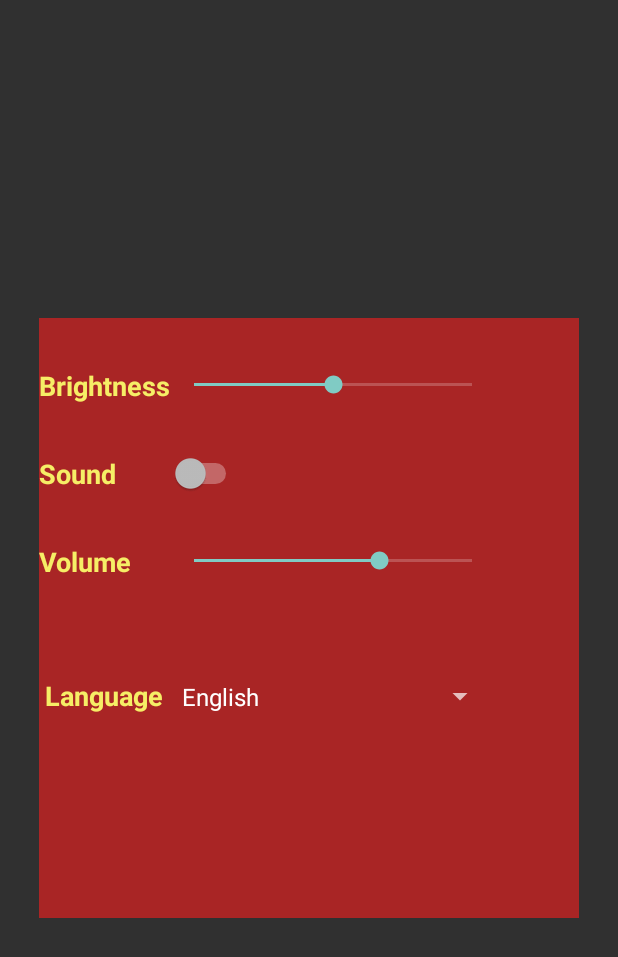
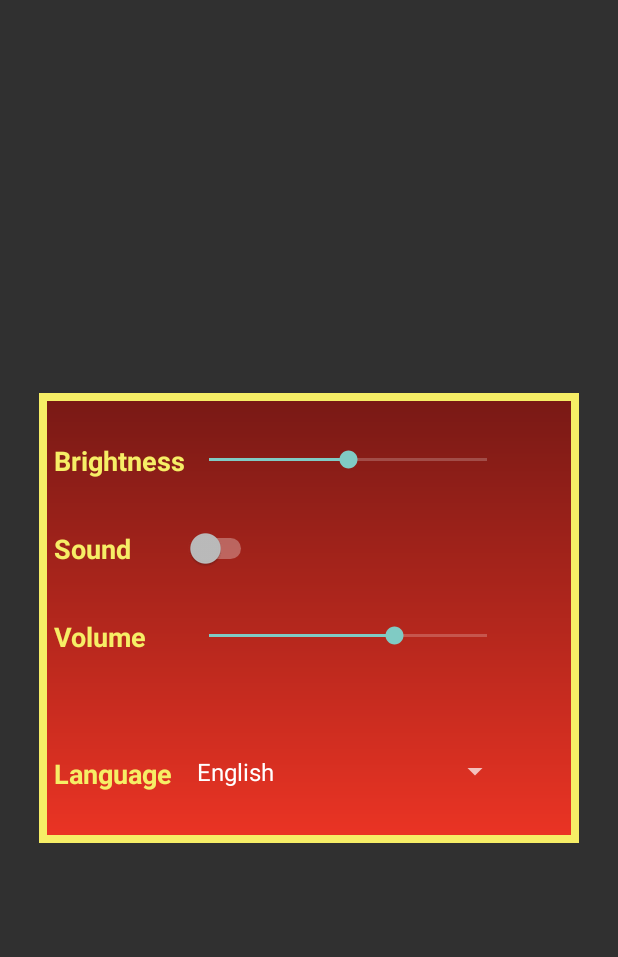
Before and after one commit to AndriiSytnyk13/futurama_project, an Android app: the layout settings_dialog.xml on its own in the app's theme, with its tools: preview values and no code run, on a phone screen of 412 x 824 dp. Shown: the top 957 px of the screen. Run offline under Robolectric (Android 15) with nearby library versions, the phone set to English and light mode, and no system bars.

Commit message:
Created Background color and added to settings_dialog.xml

```diff
--- /dev/null
+++ b/app/src/main/res/drawable/background_menu.xml
@@ -0,0 +1,12 @@
+<?xml version="1.0" encoding="utf-8"?>
+<shape xmlns:android="http://schemas.android.com/apk/res/android"
+    android:shape="rectangle">
+    <gradient
+        android:type="linear"
+        android:startColor="#EB3424"
+        android:endColor="#781915"
+        android:angle="90"
+        />
+    <stroke android:color="@color/yellow"
+        android:width="5dp"/>
+</shape>
--- a/app/src/main/res/layout/settings_dialog.xml
+++ b/app/src/main/res/layout/settings_dialog.xml
@@ -3,8 +3,8 @@
     xmlns:app="http://schemas.android.com/apk/res-auto"
     xmlns:tools="http://schemas.android.com/tools"
     android:layout_width="360dp"
-    android:layout_height="400dp"
-    android:background="@color/red"
+    android:layout_height="300dp"
+    android:background="@drawable/background_menu"
     android:columnCount="2"
     android:rowCount="4"
     android:layout_gravity="center">
@@ -16,6 +16,7 @@
         android:layout_row="0"
         android:layout_column="0"
         android:layout_gravity="center_vertical"
+        android:layout_marginLeft="10dp"
         android:text="@string/brightness"
         android:textColor="@color/yellow"
         android:textSize="18sp"
@@ -42,7 +43,8 @@
         android:layout_height="wrap_content"
         android:layout_row="1"
         android:layout_column="0"
-        android:layout_gravity="center_vertical"/>
+        android:layout_gravity="center_vertical"
+        android:layout_marginLeft="10dp"/>
 
     <Switch
         android:id="@+id/soundSwitch"
@@ -63,7 +65,8 @@
         android:text="@string/volume"
         android:textColor="@color/yellow"
         android:textSize="18sp"
-        android:textStyle="bold" />
+        android:textStyle="bold"
+        android:layout_marginLeft="10dp"/>
 
     <SeekBar
         android:id="@+id/volumeBar"
@@ -87,7 +90,8 @@
         android:layout_height="wrap_content"
         android:layout_row="3"
         android:layout_column="0"
-        android:layout_gravity="center_horizontal"/>
+        android:layout_gravity="center_vertical"
+        android:layout_marginLeft="10dp"/>
 
     <Spinner
         android:id="@+id/languageSpinner"
```
